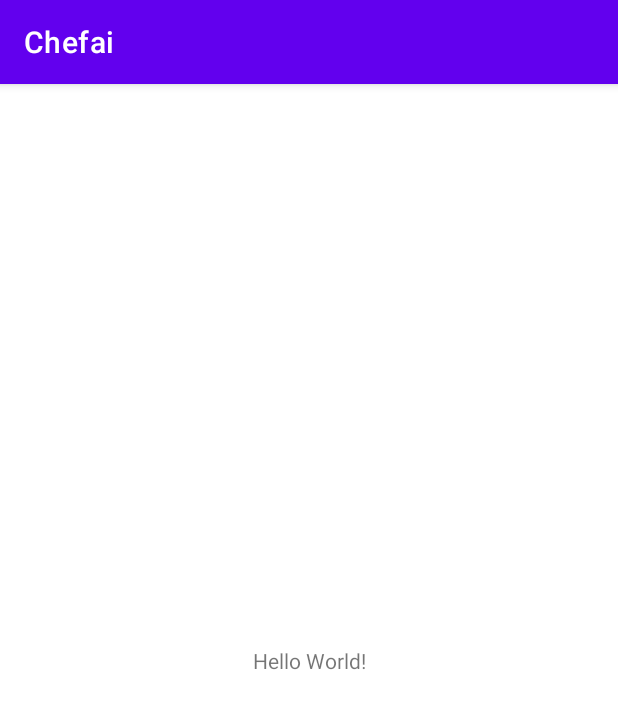
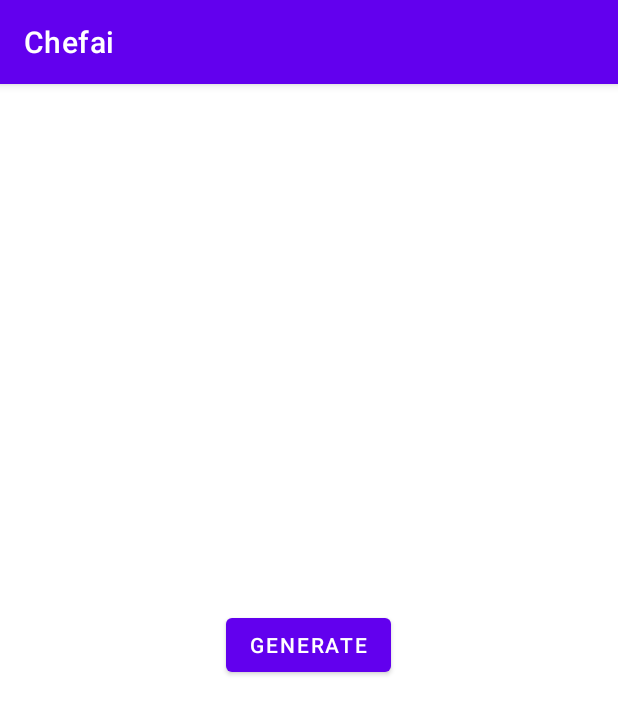
Before and after one commit to abenezermario/Chefai, an Android app: the screen it shows after launch (MainActivity), on a phone screen of 412 x 824 dp. Shown: the top 714 px of the screen. Run offline under Robolectric (Android 15) with nearby library versions, the phone set to English and light mode, and no system bars.

Commit message:
Added api service, Data classes, view models.

```diff
--- a/app/src/main/AndroidManifest.xml
+++ b/app/src/main/AndroidManifest.xml
@@ -2,6 +2,7 @@
 <manifest xmlns:android="http://schemas.android.com/apk/res/android"
     package="com.example.chefai">
 
+    <uses-permission android:name="android.permission.INTERNET" />
     <application
         android:allowBackup="true"
         android:icon="@mipmap/ic_launcher"
--- /dev/null
+++ b/app/src/main/java/com/example/chefai/API(Network)/ApiService.kt
@@ -0,0 +1,18 @@
+package com.example.chefai
+
+import retrofit2.Call
+import retrofit2.http.Body
+import retrofit2.http.Headers
+import retrofit2.http.POST
+
+interface ApiService {
+
+
+  @Headers("Accept:application/json","Content-Type: application/json",
+    "Authorization: Bearer sk-lQRkAbLB3rd07tUCzdaMLG0RLJKtiK4eamZo8BbP"
+    )
+  @POST(Constants.ENDPOINT)
+  fun postData(@Body postData: PostData): Call<PostResponseData>
+
+
+}
--- a/app/src/main/java/com/example/chefai/MainActivity.kt
+++ b/app/src/main/java/com/example/chefai/MainActivity.kt
@@ -1,11 +1,47 @@
 package com.example.chefai
 
+import kotlinx.android.synthetic.main.activity_main.*
+import android.os.Bundle
+import android.widget.Toast
 import androidx.appcompat.app.AppCompatActivity
-import android.os.Bundle
+import androidx.lifecycle.Observer
+import androidx.lifecycle.ViewModelProvider
+
 
 class MainActivity : AppCompatActivity() {
+    lateinit var viewModel: MainActivityViewModel
+
     override fun onCreate(savedInstanceState: Bundle?) {
         super.onCreate(savedInstanceState)
         setContentView(R.layout.activity_main)
+        initViewModel()
+
+
+        generate.setOnClickListener {
+            createPost()
+        }
+
+    }
+
+    private fun createPost() {
+        val promptText = "Write a recipe based on these ingredients and instructions:\\n\\nFrito Pie\\n\\nIngredients:\\nFritos\\nChili\\nShredded cheddar cheese\\nSweet white or red onions, diced small\\nSour cream\\n\\nInstructions:"
+        val params = PostData(max_tokens =  120, temperature = 0.3, prompt=promptText,top_p=1.0, presence_penalty=0.0  )
+        viewModel.createPostData(params)
+    }
+
+    private fun initViewModel() {
+        viewModel = ViewModelProvider(this).get(MainActivityViewModel::class.java)
+        viewModel.getPostLiveObserver().observe(this, Observer<PostResponseData?> {
+            if (it == null) {
+                Toast.makeText(this@MainActivity, "Failed to fetch", Toast.LENGTH_LONG).show()
+            } else {
+                var text = it!!.choices[0].text
+                generated.text = text
+
+
+                Toast.makeText(this@MainActivity, "Succesfully sent post", Toast.LENGTH_LONG).show()
+            }
+        })
+
     }
 }
--- /dev/null
+++ b/app/src/main/java/com/example/chefai/View/MainActivityViewModel.kt
@@ -0,0 +1,55 @@
+package com.example.chefai
+
+import android.util.Log
+import android.widget.TextView
+import androidx.lifecycle.MutableLiveData
+import androidx.lifecycle.ViewModel
+import retrofit2.Call
+import retrofit2.Callback
+import retrofit2.Response
+
+class MainActivityViewModel : ViewModel() {
+
+    lateinit var createPostLiveData: MutableLiveData<PostResponseData?>
+    init {
+        createPostLiveData = MutableLiveData()
+    }
+
+    fun getPostLiveObserver(): MutableLiveData<PostResponseData?> {
+        return createPostLiveData
+    }
+
+
+    fun createPostData(postdata: PostData) {
+        val retroService = RetrofitInstance.retroInstance().create(ApiService::class.java)
+
+        val call = retroService.postData(postdata)
+
+        call.enqueue(object : Callback<PostResponseData> {
+            override fun onResponse(
+                call: Call<PostResponseData>,
+                response: Response<PostResponseData>
+            ) {
+                if (response.isSuccessful) {
+                    createPostLiveData.postValue(response.body())
+                    var text = response.body()!!.choices[0].text
+                    Log.d("response", "OK")
+                    text.lines().forEach { println(it)}
+
+
+                } else {
+                    createPostLiveData.postValue(null)
+                    Log.d("failed", response.errorBody().toString())
+                }
+
+            }
+
+            override fun onFailure(call: Call<PostResponseData>, t: Throwable) {
+                Log.d("failed", t.message.toString())
+                createPostLiveData.postValue(null)
+            }
+
+        })
+
+    }
+}
--- a/app/src/main/res/layout/activity_main.xml
+++ b/app/src/main/res/layout/activity_main.xml
@@ -1,18 +1,40 @@
 <?xml version="1.0" encoding="utf-8"?>
-<androidx.constraintlayout.widget.ConstraintLayout xmlns:android="http://schemas.android.com/apk/res/android"
+<RelativeLayout xmlns:android="http://schemas.android.com/apk/res/android"
     xmlns:app="http://schemas.android.com/apk/res-auto"
     xmlns:tools="http://schemas.android.com/tools"
     android:layout_width="match_parent"
     android:layout_height="match_parent"
+    android:layout_margin="20dp"
+    android:gravity="center"
+    android:orientation="vertical"
     tools:context=".MainActivity">
 
-    <TextView
-        android:layout_width="wrap_content"
+    <LinearLayout
+        android:layout_width="match_parent"
         android:layout_height="wrap_content"
-        android:text="Hello World!"
-        app:layout_constraintBottom_toBottomOf="parent"
-        app:layout_constraintLeft_toLeftOf="parent"
-        app:layout_constraintRight_toRightOf="parent"
-        app:layout_constraintTop_toTopOf="parent" />
+        android:gravity="center"
+        android:orientation="vertical">
 
-</androidx.constraintlayout.widget.ConstraintLayout>
+<!--        <EditText-->
+<!--            android:id="@+id/promptText"-->
+<!--            android:layout_width="match_parent"-->
+<!--            android:layout_height="wrap_content"-->
+<!--            android:layout_margin="20dp"-->
+<!--            android:hint="prompt"-->
+<!--            android:textAlignment="center" />-->
+
+        <Button
+            android:id="@+id/generate"
+            android:layout_width="wrap_content"
+            android:layout_height="wrap_content"
+            android:gravity="center"
+            android:text="Generate" />
+        <TextView
+            android:id="@+id/generated"
+            android:singleLine="false"
+            android:layout_width="match_parent"
+            android:layout_height="wrap_content"/>
+    </LinearLayout>
+
+
+</RelativeLayout>
--- a/app/src/main/res/values/strings.xml
+++ b/app/src/main/res/values/strings.xml
@@ -1,3 +1,5 @@
 <resources>
+    <!-- strings.xml -->
+    <string name="headline">Chefai</string>
     <string name="app_name">Chefai</string>
 </resources>
```
Also changed, not shown: app/build.gradle (+13 -0 lines), app/src/main/java/com/example/chefai/API(Network)/RetrofitInstance.kt (added, +30 -0 lines), app/src/main/java/com/example/chefai/Constants/Constants.kt (added, +7 -0 lines), app/src/main/java/com/example/chefai/dto/Choice.kt (added, +8 -0 lines), app/src/main/java/com/example/chefai/dto/PostData.kt (added, +13 -0 lines), app/src/main/java/com/example/chefai/dto/PostResponseData.kt (added, +9 -0 lines), app/src/main/res/drawable/login_light.xml (added, +21 -0 lines), app/src/main/res/drawable/rectangle_1.xml (added, +19 -0 lines), app/src/main/res/values/styles.xml (added, +16 -0 lines).
